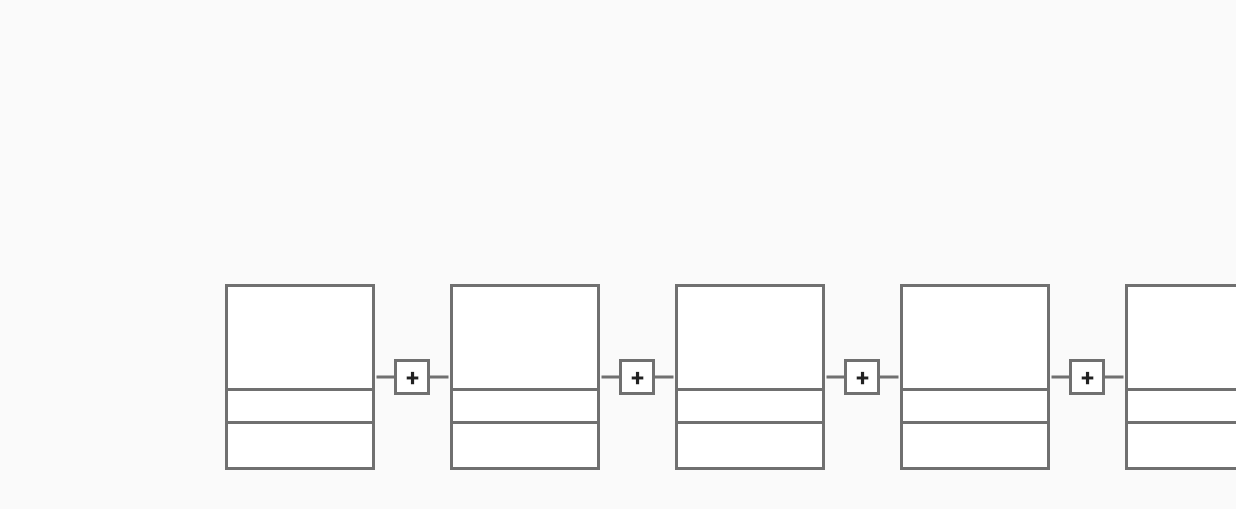
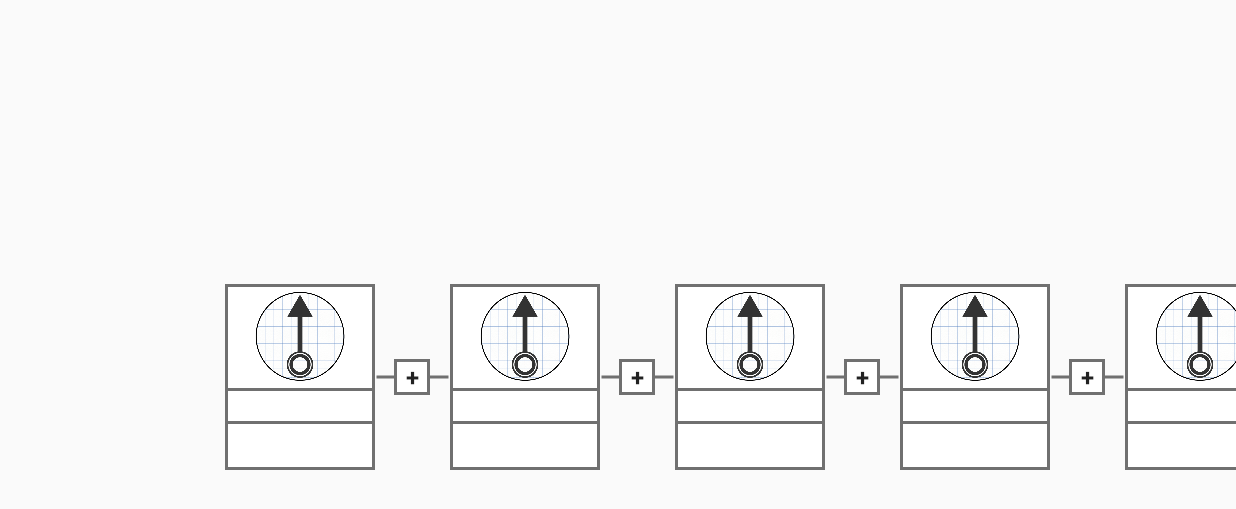
Before and after one commit to t-robop/01-Spica-Android, an Android app: the screen it shows after launch (ScriptMainActivity), on a phone screen of 824 x 412 dp (held sideways). Shown: the top 509 px of the screen. Run offline under Robolectric (Android 15) with nearby library versions, the light colour scheme and no system bars; our stand-ins replace data binding; 8 statements that could not run were skipped.

Commit message:
画像が出るようになりました

```diff
--- a/app/src/main/java/com/t_robop/yuusuke/a01_spica_android/UI/Script/ScriptContract.java
+++ b/app/src/main/java/com/t_robop/yuusuke/a01_spica_android/UI/Script/ScriptContract.java
@@ -10,8 +10,6 @@ public interface ScriptContract {
     }
 
     interface Presenter extends BasePresenter {
-        void addScript(ScriptModel script);
-
         void setScript(ScriptModel script,int index);
 
         void insertScript(ScriptModel script,int beforeIndex);
--- a/app/src/main/java/com/t_robop/yuusuke/a01_spica_android/UI/Script/ScriptMainAdapter.java
+++ b/app/src/main/java/com/t_robop/yuusuke/a01_spica_android/UI/Script/ScriptMainAdapter.java
@@ -99,7 +99,8 @@ public class ScriptMainAdapter extends RecyclerView.Adapter<ScriptMainAdapter.Bi
     public void onBindViewHolder(final BindingHolder holder, int position) {
         ScriptSet set = mScriptList.get(position);
 
-        holder.mBinding.setScript(set.getScriptDefault());
+        ScriptModel scriptDefault=set.scriptDefault;
+        holder.mBinding.setScript(scriptDefault);
         holder.mBinding.conductor.setOnClickListener(new View.OnClickListener() {
             @Override
             public void onClick(View view) {
@@ -115,9 +116,12 @@ public class ScriptMainAdapter extends RecyclerView.Adapter<ScriptMainAdapter.Bi
                 }
             }
         });
+        if(scriptDefault!=null) {
+            holder.mBinding.blockImage.setImageResource(set.scriptDefault.getBlock().getBlock().getIcResource());
+        }
 
-        holder.mBinding.setScriptOther(set.scriptSpecial);
-
+        ScriptModel scriptSpecial=set.scriptSpecial;
+        holder.mBinding.setScriptOther(scriptSpecial);
         holder.mBinding.conductorIf.setOnClickListener(new View.OnClickListener() {
             @Override
             public void onClick(View view) {
@@ -133,6 +137,9 @@ public class ScriptMainAdapter extends RecyclerView.Adapter<ScriptMainAdapter.Bi
                 }
             }
         });
+        if(scriptSpecial!=null){
+            holder.mBinding.blockImageIf.setImageResource(set.scriptSpecial.getBlock().getBlock().getIcResource());
+        }
     }
 
     @Override
--- a/app/src/main/res/layout/item_container_script_main.xml
+++ b/app/src/main/res/layout/item_container_script_main.xml
@@ -6,6 +6,8 @@
     <data>
 
         <import type="android.view.View" />
+
+        <import type="com.t_robop.yuusuke.a01_spica_android.R" />
 
         <variable
             name="scriptOther"
@@ -40,6 +42,7 @@
                     android:id="@+id/block_image_if"
                     android:layout_width="match_parent"
                     android:layout_height="match_parent"
+                    android:layout_margin="4dp"
                     android:layout_weight="4" />
 
                 <LinearLayout
@@ -117,6 +120,7 @@
                     android:id="@+id/block_image"
                     android:layout_width="match_parent"
                     android:layout_height="match_parent"
+                    android:layout_margin="4dp"
                     android:layout_weight="4" />
 
                 <LinearLayout
```
Also changed, not shown: app/src/main/java/com/t_robop/yuusuke/a01_spica_android/UI/Script/ScriptPresenter.java (+14 -10 lines).
